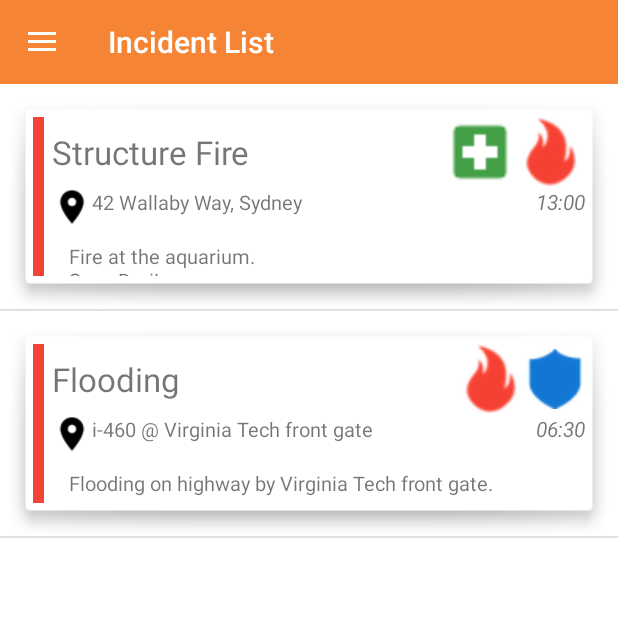
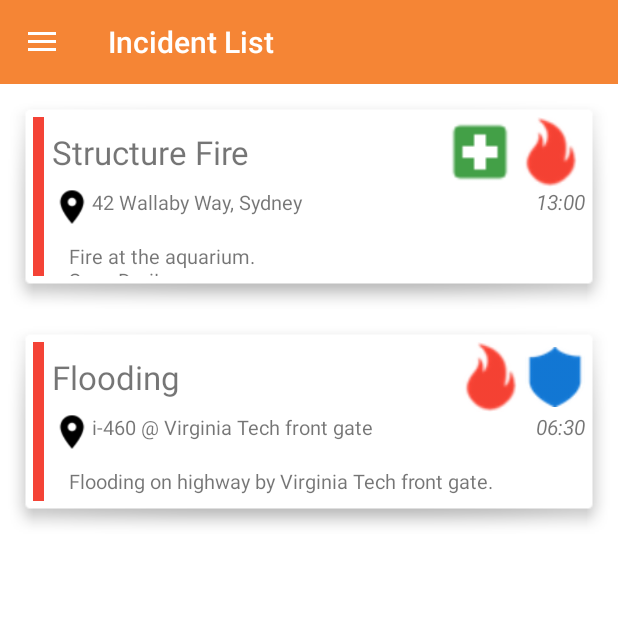
Before and after one commit to zanderman/ERIS, an Android app: the fragment IncidentHistoryFragment placed in its activity, on a phone screen of 412 x 824 dp, the top half of it. Run offline under Robolectric (Android 15) with nearby library versions, the phone set to English and light mode, and no system bars; libraries missing offline, so code that uses them is left out: com.amazonaws.mobileconnectors, com.amazonaws.services; 5 statements that could not run were skipped.

Commit message:
Eliminated ugly dividers in ListView elements.

```diff
--- a/ERIS/ERIS/app/src/main/java/com/eris/fragments/IncidentHistoryFragment.java
+++ b/ERIS/ERIS/app/src/main/java/com/eris/fragments/IncidentHistoryFragment.java
@@ -48,6 +48,8 @@ public class IncidentHistoryFragment extends Fragment {
 
         // Obtain reference to the ListView for incident history.
         incidentListView = (ListView) root.findViewById(R.id.incident_history_view);
+        incidentListView.setDivider(null);
+        incidentListView.setDividerHeight(0);
 
         // Inflate the modified layout for this fragment.
         return root;
--- a/ERIS/ERIS/app/src/main/java/com/eris/fragments/IncidentListFragment.java
+++ b/ERIS/ERIS/app/src/main/java/com/eris/fragments/IncidentListFragment.java
@@ -49,6 +49,8 @@ public class IncidentListFragment extends Fragment {
 
         // Obtain reference to the ListView for incidents.
         incidentListView = (ListView) root.findViewById(R.id.incident_list_view);
+        incidentListView.setDivider(null);
+        incidentListView.setDividerHeight(0);
 
         // Inflate the modified layout for this fragment.
         return root;
```
